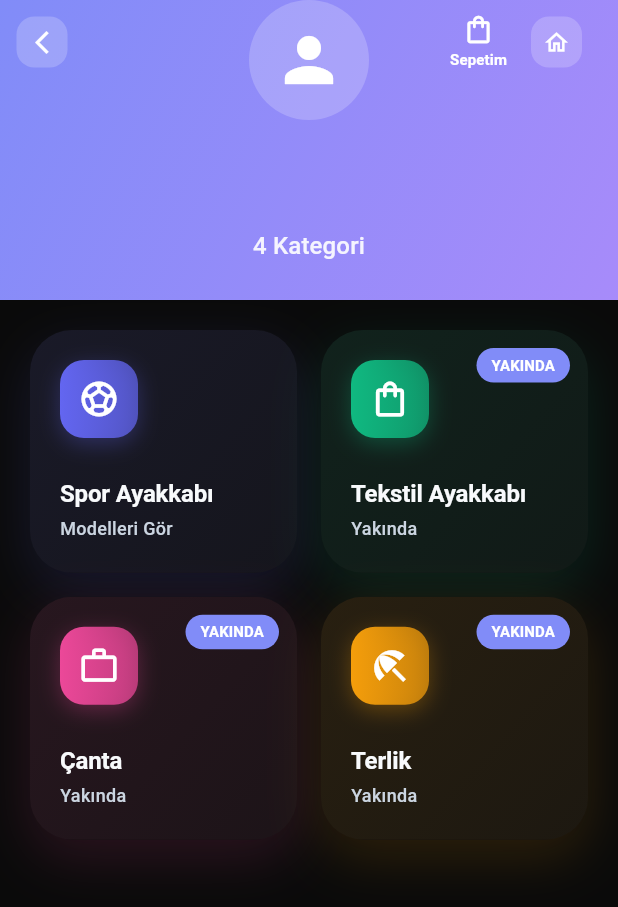
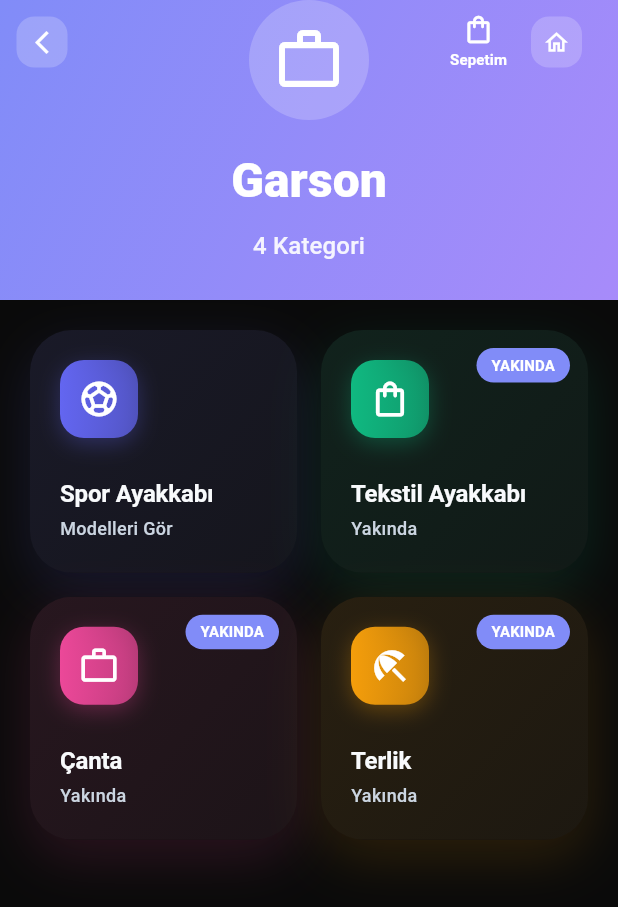
Before and after one commit to Mertcali/Ayakkabi_katalogu-main, a Flutter app: the screen it shows after launch, after a tap on the "dark mode" icon, after a tap on "Garson", on a phone screen of 412 x 824 dp. Shown: the top 907 px of the screen. Run offline on Flutter 3.47's test engine with Material 3 defaults, Android fonts, the phone set to English and light mode, and no system bars; our stand-ins replace share_plus, shared_preferences; Roboto replaces fonts that are missing (SF Pro Display).

Commit message:
update_for_toplu_satis

```diff
--- a/lib/screens/gender_selection_screen.dart
+++ b/lib/screens/gender_selection_screen.dart
@@ -401,6 +401,14 @@ class GenderSelectionScreen extends StatelessWidget {
         return 'Kadın';
       case 'erkek':
         return 'Erkek';
+      case 'garson':
+        return 'Garson';
+      case 'filet':
+        return 'Filet';
+      case 'patik':
+        return 'Patik';
+      case 'bebe':
+        return 'Bebe';
       case 'cocuk':
         return 'Çocuk';
       default:
@@ -414,6 +422,14 @@ class GenderSelectionScreen extends StatelessWidget {
         return Icons.female;
       case 'erkek':
         return Icons.male;
+      case 'garson':
+        return Icons.work_outline;
+      case 'filet':
+        return Icons.child_friendly;
+      case 'patik':
+        return Icons.child_care;
+      case 'bebe':
+        return Icons.baby_changing_station;
       case 'cocuk':
         return Icons.child_care;
       default:
--- a/lib/screens/home_screen.dart
+++ b/lib/screens/home_screen.dart
@@ -217,14 +217,14 @@ class _HomeScreenState extends State<HomeScreen> {
                     theme,
                     'Garson',
                     'garson',
-                    Icons.restaurant,
+                    Icons.work_outline,
                     const [Color(0xFF00B4DB), Color(0xFF0083B0)],
                   ),
                   _buildGenderCard(
                     context,
                     theme,
                     'Filet',
-                    'cocuk',
+                    'filet',
                     Icons.child_friendly,
                     const [Color(0xFF11D0D5), Color(0xFF7B2CBF)],
                   ),
@@ -232,7 +232,7 @@ class _HomeScreenState extends State<HomeScreen> {
                     context,
                     theme,
                     'Patik',
-                    'cocuk',
+                    'patik',
                     Icons.child_care,
                     const [Color(0xFFFF0080), Color(0xFFFF8C00)],
                   ),
@@ -240,7 +240,7 @@ class _HomeScreenState extends State<HomeScreen> {
                     context,
                     theme,
                     'Bebe',
-                    'cocuk',
+                    'bebe',
                     Icons.baby_changing_station,
                     const [Color(0xFFFFBE0B), Color(0xFFFFD60A)],
                   ),
--- a/lib/screens/models_screen.dart
+++ b/lib/screens/models_screen.dart
@@ -339,28 +339,18 @@ class ModelsScreen extends StatelessWidget {
                               begin: Alignment.topLeft,
                               end: Alignment.bottomRight,
                               colors: [
-                                themeProvider.primaryColor.withValues(alpha: 0.1),
-                                themeProvider.secondaryColor.withValues(alpha: 0.1),
+                                themeProvider.primaryColor.withValues(alpha: 0.15),
+                                themeProvider.secondaryColor.withValues(alpha: 0.15),
                               ],
                             ),
                             borderRadius: BorderRadius.circular(16),
                           ),
-                          child: Column(
-                            mainAxisAlignment: MainAxisAlignment.center,
-                            children: [
-                              Icon(
-                                Icons.sports_soccer_outlined,
-                                size: 24,
-                                color: themeProvider.primaryColor,
-                              ),
-                              const SizedBox(height: 4),
-                              Text(
-                                'Hata',
-                                style: Theme.of(context).textTheme.labelSmall?.copyWith(
-                                  color: themeProvider.primaryColor,
-                                ),
-                              ),
-                            ],
+                          child: Center(
+                            child: Icon(
+                              Icons.shopping_bag_outlined,
+                              size: 36,
+                              color: themeProvider.primaryColor.withValues(alpha: 0.6),
+                            ),
                           ),
                         );
                       },
@@ -466,22 +456,11 @@ class ModelsScreen extends StatelessWidget {
   }
 
   String _getScreenTitle() {
-    final genderTitle = _getGenderTitle(gender);
     final categoryTitle = _getCategoryTitle(category);
-    return '$genderTitle - $categoryTitle - $sizeGroup';
-  }
-
-  String _getGenderTitle(String gender) {
-    switch (gender) {
-      case 'kadin':
-        return 'Kadın';
-      case 'erkek':
-        return 'Erkek';
-      case 'cocuk':
-        return 'Çocuk';
-      default:
-        return '';
+    if (sizeGroup != null) {
+      return '$categoryTitle - $sizeGroup';
     }
+    return categoryTitle;
   }
 
   String _getCategoryTitle(String category) {
--- a/lib/screens/shoe_detail_screen.dart
+++ b/lib/screens/shoe_detail_screen.dart
@@ -216,15 +216,42 @@ class _ShoeDetailScreenState extends State<ShoeDetailScreen> {
                           begin: Alignment.topLeft,
                           end: Alignment.bottomRight,
                           colors: [
-                            themeProvider.primaryColor.withValues(alpha: 0.1),
-                            themeProvider.secondaryColor.withValues(alpha: 0.1),
+                            themeProvider.primaryColor.withValues(alpha: 0.15),
+                            themeProvider.secondaryColor.withValues(alpha: 0.15),
                           ],
                         ),
+                        borderRadius: const BorderRadius.only(
+                          bottomLeft: Radius.circular(24),
+                          bottomRight: Radius.circular(24),
+                        ),
                       ),
-                      child: Icon(
-                        Icons.sports_soccer,
-                        size: 80,
-                        color: themeProvider.primaryColor,
+                      child: Column(
+                        mainAxisAlignment: MainAxisAlignment.center,
+                        children: [
+                          Icon(
+                            Icons.shopping_bag_outlined,
+                            size: 100,
+                            color: themeProvider.primaryColor.withValues(alpha: 0.5),
+                          ),
+                          const SizedBox(height: 16),
+                          Text(
+                            widget.shoe.name,
+                            style: TextStyle(
+                              fontSize: 18,
+                              fontWeight: FontWeight.w600,
+                              color: themeProvider.primaryColor.withValues(alpha: 0.7),
+                            ),
+                            textAlign: TextAlign.center,
+                          ),
+                          const SizedBox(height: 8),
+                          Text(
+                            'Görsel Yükleniyor...',
+                            style: TextStyle(
+                              fontSize: 14,
+                              color: themeProvider.textSecondaryColor,
+                            ),
+                          ),
+                        ],
                       ),
                     );
                   },
--- a/lib/services/data_service.dart
+++ b/lib/services/data_service.dart
@@ -541,6 +541,159 @@ class DataService {
       category: 'filet',
       gender: 'cocuk',
     ),
+
+    // Garson Kategorisi - Erkek küçük numara ayakkabılar
+    ShoeModel(
+      id: 'nike_garson_beyaz_36-40',
+      name: 'Nike Garson Beyaz',
+      brand: 'Nike',
+      color: 'Beyaz',
+      sizeRange: '36-40',
+      imagePath: 'assets/images/garson/spor/nike_garson_36-40/beyaz.jpg',
+      images: [
+        'assets/images/garson/spor/nike_garson_36-40/beyaz.jpg',
+        'assets/images/garson/spor/nike_garson_36-40/beyaz_yan.jpg',
+      ],
+      category: 'spor',
+      gender: 'garson',
+    ),
+    ShoeModel(
+      id: 'nike_garson_siyah_36-40',
+      name: 'Nike Garson Siyah',
+      brand: 'Nike',
+      color: 'Siyah',
+      sizeRange: '36-40',
+      imagePath: 'assets/images/garson/spor/nike_garson_36-40/siyah.jpg',
+      images: [
+        'assets/images/garson/spor/nike_garson_36-40/siyah.jpg',
+        'assets/images/garson/spor/nike_garson_36-40/siyah_yan.jpg',
+      ],
+      category: 'spor',
+      gender: 'garson',
+    ),
+    ShoeModel(
+      id: 'adidas_garson_beyaz_36-40',
+      name: 'Adidas Garson Beyaz',
+      brand: 'Adidas',
+      color: 'Beyaz',
+      sizeRange: '36-40',
+      imagePath: 'assets/images/garson/spor/adidas_garson_36-40/beyaz.jpg',
+      category: 'spor',
+      gender: 'garson',
+    ),
+
+    // Filet Kategorisi
+    ShoeModel(
+      id: 'nike_filet_beyaz_31-35',
+      name: 'Nike Filet Beyaz',
+      brand: 'Nike',
+      color: 'Beyaz',
+      sizeRange: '31-35',
+      imagePath: 'assets/images/filet/spor/nike_filet_31-35/beyaz.jpg',
+      images: [
+        'assets/images/filet/spor/nike_filet_31-35/beyaz.jpg',
+        'assets/images/filet/spor/nike_filet_31-35/beyaz_yan.jpg',
+      ],
+      category: 'spor',
+      gender: 'filet',
+    ),
+    ShoeModel(
+      id: 'nike_filet_siyah_31-35',
+      name: 'Nike Filet Siyah',
+      brand: 'Nike',
+      color: 'Siyah',
+      sizeRange: '31-35',
+      imagePath: 'assets/images/filet/spor/nike_filet_31-35/siyah.jpg',
+      category: 'spor',
+      gender: 'filet',
+    ),
+    ShoeModel(
+      id: 'adidas_filet_mavi_31-35',
+      name: 'Adidas Filet Mavi',
+      brand: 'Adidas',
+      color: 'Mavi',
+      sizeRange: '31-35',
+      imagePath: 'assets/images/filet/spor/adidas_filet_31-35/mavi.jpg',
+      category: 'spor',
+      gender: 'filet',
+    ),
+
+    // Patik Kategorisi
+    ShoeModel(
+      id: 'nike_patik_pembe_26-30',
+      name: 'Nike Patik Pembe',
+      brand: 'Nike',
+      color: 'Pembe',
+      sizeRange: '26-30',
+      imagePath: 'assets/images/patik/spor/nike_patik_26-30/pembe.jpg',
+      images: [
+        'assets/images/patik/spor/nike_patik_26-30/pembe.jpg',
+        'assets/images/patik/spor/nike_patik_26-30/pembe_yan.jpg',
+      ],
+      category: 'spor',
+      gender: 'patik',
+    ),
+    ShoeModel(
+      id: 'nike_patik_mavi_26-30',
+      name: 'Nike Patik Mavi',
+      brand: 'Nike',
+      color: 'Mavi',
+      sizeRange: '26-30',
+      imagePath: 'assets/images/patik/spor/nike_patik_26-30/mavi.jpg',
+      category: 'spor',
+      gender: 'patik',
+    ),
+    ShoeModel(
+      id: 'adidas_patik_beyaz_26-30',
+      name: 'Adidas Patik Beyaz',
+      brand: 'Adidas',
+      color: 'Beyaz',
+      sizeRange: '26-30',
+      imagePath: 'assets/images/patik/spor/adidas_patik_26-30/beyaz.jpg',
+      category: 'spor',
+      gender: 'patik',
+    ),
+
+    // Bebe Kategorisi
+    ShoeModel(
+      id: 'nike_bebe_beyaz_19-25',
+      name: 'Nike Bebe Beyaz',
+      brand: 'Nike',
+      color: 'Beyaz',
+      sizeRange: '19-25',
+      imagePath: 'assets/images/bebe/spor/nike_bebe_19-25/beyaz.jpg',
+      images: [
+        'assets/images/bebe/spor/nike_bebe_19-25/beyaz.jpg',
+        'assets/images/bebe/spor/nike_bebe_19-25/beyaz_yan.jpg',
+        'assets/images/bebe/spor/nike_bebe_19-25/beyaz_arka.jpg',
+      ],
+      category: 'spor',
+      gender: 'bebe',
+    ),
+    ShoeModel(
+      id: 'nike_bebe_pembe_19-25',
+      name: 'Nike Bebe Pembe',
+      brand: 'Nike',
+      color: 'Pembe',
+      sizeRange: '19-25',
+      imagePath: 'assets/images/bebe/spor/nike_bebe_19-25/pembe.jpg',
+      images: [
+        'assets/images/bebe/spor/nike_bebe_19-25/pembe.jpg',
+        'assets/images/bebe/spor/nike_bebe_19-25/pembe_yan.jpg',
+      ],
+      category: 'spor',
+      gender: 'bebe',
+    ),
+    ShoeModel(
+      id: 'adidas_bebe_mavi_19-25',
+      name: 'Adidas Bebe Mavi',
+      brand: 'Adidas',
+      color: 'Mavi',
+      sizeRange: '19-25',
+      imagePath: 'assets/images/bebe/spor/adidas_bebe_19-25/mavi.jpg',
+      category: 'spor',
+      gender: 'bebe',
+    ),
   ];
 
   static List<ShoeModel> getAllShoes() {
```
